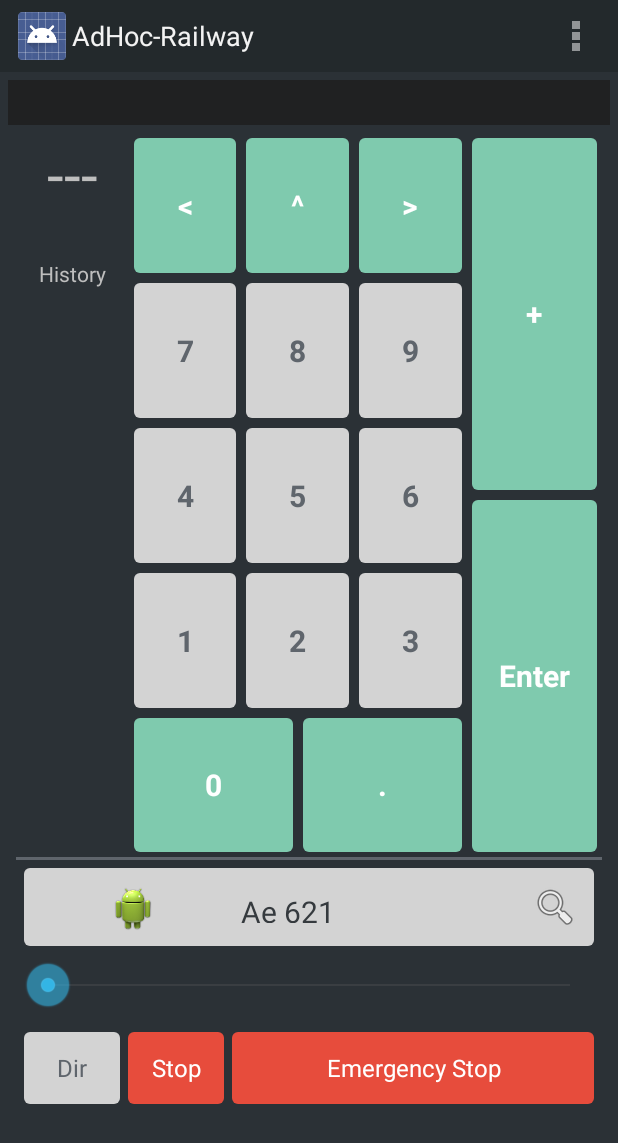
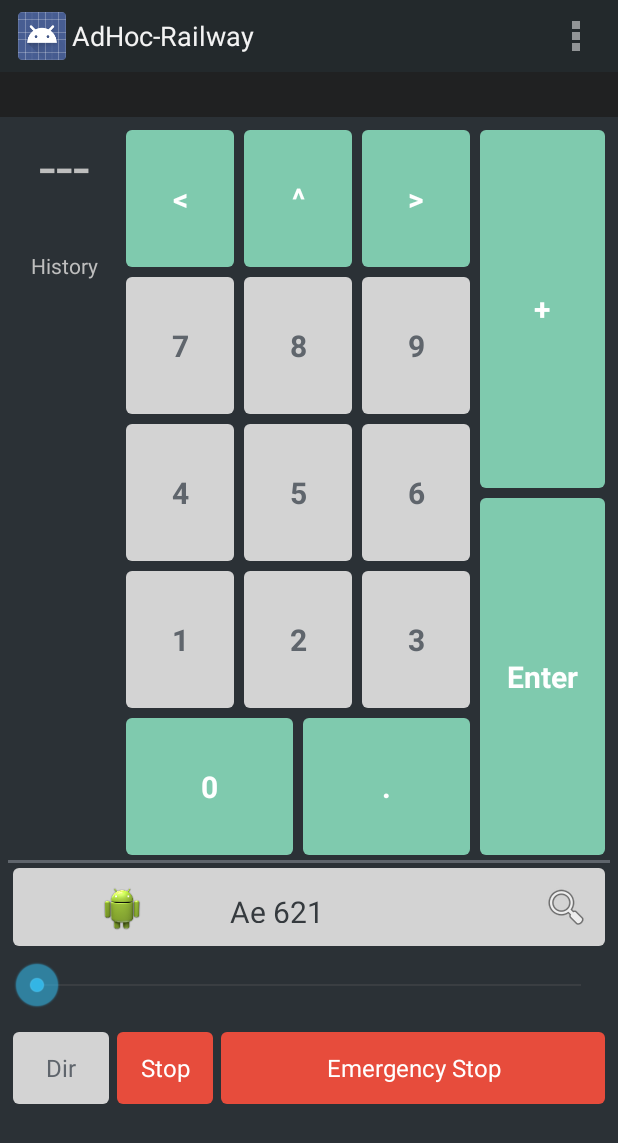
Before and after one commit to forkch/adhoc-railway-android, an Android app: the MainControllerFragment screen opened directly, with no data from a screen before it, on a phone screen of 412 x 824 dp. Shown: the top 1143 px of the screen. Run offline under Robolectric (Android 15) with nearby library versions, the phone set to English and light mode, and no system bars; libraries missing offline, so code that uses them is left out: ch.fork; 3 statements that could not run were skipped.

Commit message:
fixed fill_parent and added hint that we are in dummy mode

```diff
--- a/AdHoc-Railway/src/main/java/ch/fork/adhocrailway/android/ConnectActivity.java
+++ b/AdHoc-Railway/src/main/java/ch/fork/adhocrailway/android/ConnectActivity.java
@@ -34,6 +34,9 @@ public class ConnectActivity extends Activity {
     @InjectView(R.id.srcpServerHostTextView)
     TextView srcpServerHostTextView;
 
+    @InjectView(R.id.serversTextView)
+    TextView serversTextView;
+
     private AdHocRailwayApplication adHocRailwayApplication;
     private boolean locomotivesLoaded;
     private boolean routesLoaded;
@@ -55,6 +58,12 @@ public class ConnectActivity extends Activity {
         connectingProgress.setVisibility(View.INVISIBLE);
 
         SharedPreferences sharedPref = PreferenceManager.getDefaultSharedPreferences(this);
+        boolean dummyServers = sharedPref.getBoolean(SettingsActivity.KEY_USE_DUMMY_SERVICES, false);
+        if(dummyServers) {
+            serversTextView.setText("Servers: DUMMY!!!");
+        } else {
+            serversTextView.setText("Servers:");
+        }
         String adhocServerHost = sharedPref.getString(SettingsActivity.KEY_ADHOC_SERVER_HOST, AdHocRailwayApplication.SERVER_HOST);
         String srcpServerHost = sharedPref.getString(SettingsActivity.KEY_SRCP_SERVER_HOST, AdHocRailwayApplication.SERVER_HOST);
         adHocServerHostTextView.setText(getString(R.string.adhocServerHostLabel) + " " + adhocServerHost);
--- a/AdHoc-Railway/src/main/java/ch/fork/adhocrailway/android/MainControllerFragment.java
+++ b/AdHoc-Railway/src/main/java/ch/fork/adhocrailway/android/MainControllerFragment.java
@@ -11,6 +11,7 @@ import android.support.v4.app.FragmentTransaction;
 import android.support.v4.view.PagerTitleStrip;
 import android.util.Log;
 import android.util.TypedValue;
+import android.view.Gravity;
 import android.view.LayoutInflater;
 import android.view.View;
 import android.view.ViewGroup;
@@ -396,6 +397,8 @@ public class MainControllerFragment extends Fragment implements NumberControlFra
                     TextView v = new TextView(getActivity());
                     v.setTextSize(TypedValue.COMPLEX_UNIT_DIP, 40);
                     v.setText(Integer.toString(t.getNumber()));
+                    v.setLayoutParams(new LinearLayout.LayoutParams(ViewGroup.LayoutParams.MATCH_PARENT, ViewGroup.LayoutParams.WRAP_CONTENT));
+                    v.setGravity(Gravity.CENTER);
                     lastTurnouts.addView(v);
                 }
             }
--- a/AdHoc-Railway/src/main/res/layout/activity_connect.xml
+++ b/AdHoc-Railway/src/main/res/layout/activity_connect.xml
@@ -11,7 +11,7 @@
 
     <TextView
         android:id="@+id/welcome_title"
-        android:layout_width="fill_parent"
+        android:layout_width="match_parent"
         android:layout_height="wrap_content"
         android:textAlignment="center"
         android:gravity="center"
@@ -28,7 +28,7 @@
     <Button
         android:id="@+id/connectButton"
         style="@style/AppTheme.Button.Primary"
-        android:layout_width="fill_parent"
+        android:layout_width="match_parent"
         android:layout_height="wrap_content"
         android:layout_marginTop="10dp"
         android:text="Connect" />
@@ -47,19 +47,20 @@
         android:layout_height="20dp" android:layout_weight="1"/>
 
     <TextView
-        android:layout_width="fill_parent"
+        android:layout_width="match_parent"
         android:layout_height="wrap_content"
-        android:text="Servers:" />
+        android:text="Servers:"
+        android:id="@+id/serversTextView"/>
 
     <TextView
         android:id="@+id/adhocServerHostTextView"
-        android:layout_width="fill_parent"
+        android:layout_width="match_parent"
         android:layout_height="wrap_content"
         android:text="adHocServerHost" />
 
     <TextView
         android:id="@+id/srcpServerHostTextView"
-        android:layout_width="fill_parent"
+        android:layout_width="match_parent"
         android:layout_height="wrap_content"
         android:text="srcpServerHost" />
 
--- a/AdHoc-Railway/src/main/res/layout/activity_controller.xml
+++ b/AdHoc-Railway/src/main/res/layout/activity_controller.xml
@@ -3,7 +3,6 @@
     android:layout_width="match_parent"
     android:layout_height="match_parent"
     android:orientation="vertical"
-    android:padding="5dp"
     tools:context="${packageName}.${activityClass}"
     android:id="@+id/controller">
 
--- a/AdHoc-Railway/src/main/res/layout/activity_locomotive_select.xml
+++ b/AdHoc-Railway/src/main/res/layout/activity_locomotive_select.xml
@@ -9,8 +9,8 @@
     tools:context="ch.fork.adhocrailway.android.LocomotiveSelectActivity">
 
     <ListView
-        android:layout_width="fill_parent"
-        android:layout_height="fill_parent"
+        android:layout_width="match_parent"
+        android:layout_height="match_parent"
         android:id="@android:id/list"/>
 
 </RelativeLayout>
--- a/AdHoc-Railway/src/main/res/layout/fragment_locomotive_control.xml
+++ b/AdHoc-Railway/src/main/res/layout/fragment_locomotive_control.xml
@@ -8,12 +8,12 @@
         android:layout_width="match_parent"
         android:layout_height="match_parent"
         android:orientation="vertical"
-        android:padding="5dp">
+        android:padding="3dp">
 
 
         <LinearLayout xmlns:android="http://schemas.android.com/apk/res/android"
             android:id="@+id/selectedLocomotive"
-            android:layout_width="fill_parent"
+            android:layout_width="match_parent"
             android:layout_height="wrap_content"
             android:layout_gravity="center"
             android:background="@drawable/bring_button_secondary"
@@ -24,7 +24,7 @@
             <ImageView
                 android:id="@+id/icon"
                 android:layout_width="120dp"
-                android:layout_height="fill_parent"
+                android:layout_height="match_parent"
                 android:layout_marginLeft="4px"
                 android:layout_marginRight="10px"
                 android:layout_marginTop="4px"
@@ -56,7 +56,7 @@
             android:max="14" />
 
         <LinearLayout
-            android:layout_width="fill_parent"
+            android:layout_width="match_parent"
             android:layout_height="wrap_content"
             android:layout_marginTop="5dp"
             android:orientation="horizontal">
@@ -81,7 +81,7 @@
             <Button
                 android:id="@+id/locomotiveEmergencyStop"
                 style="@style/AppTheme.Button.Alert"
-                android:layout_width="fill_parent"
+                android:layout_width="match_parent"
                 android:layout_height="wrap_content"
                 android:layout_marginLeft="5dp"
                 android:padding="5dp"
--- a/AdHoc-Railway/src/main/res/layout/fragment_main_controller.xml
+++ b/AdHoc-Railway/src/main/res/layout/fragment_main_controller.xml
@@ -11,11 +11,11 @@
         android:id="@+id/numberControlContainer"
         layout="@layout/fragment_number_control"
         android:layout_width="match_parent"
-        android:layout_height="fill_parent"
+        android:layout_height="match_parent"
         android:layout_weight="1" />
 
     <View
-        android:layout_width="fill_parent"
+        android:layout_width="match_parent"
         android:layout_height="2dip"
         android:background="@color/bring_gray" />
 
@@ -24,7 +24,7 @@
         android:id="@+id/locomotiveControlContainer"
         layout="@layout/fragment_locomotive_control"
         android:layout_width="match_parent"
-        android:layout_height="fill_parent"
+        android:layout_height="match_parent"
         android:layout_weight="2" />
 
 
--- a/AdHoc-Railway/src/main/res/layout/fragment_number_control.xml
+++ b/AdHoc-Railway/src/main/res/layout/fragment_number_control.xml
@@ -2,17 +2,17 @@
     xmlns:tools="http://schemas.android.com/tools"
     android:id="@+id/numberControlFragment"
     android:layout_width="match_parent"
-    android:layout_height="fill_parent"
+    android:layout_height="match_parent"
     tools:context="ch.fork.adhocrailway.android.NumberControlFragment">
 
     <LinearLayout
         android:layout_width="match_parent"
-        android:layout_height="fill_parent"
+        android:layout_height="match_parent"
         android:orientation="horizontal">
 
         <LinearLayout
             android:layout_width="wrap_content"
-            android:layout_height="fill_parent"
+            android:layout_height="match_parent"
             android:orientation="vertical">
 
             <TextView
@@ -25,7 +25,7 @@
                 android:textSize="40dp" />
 
             <TextView
-                android:layout_width="fill_parent"
+                android:layout_width="match_parent"
                 android:layout_height="wrap_content"
                 android:id="@+id/routeIndicator"
                 android:visibility="invisible"
@@ -34,29 +34,32 @@
                 android:text="R" />
 
             <TextView
-                android:layout_width="fill_parent"
+                android:layout_width="match_parent"
                 android:layout_height="wrap_content"
                 android:text="History"
                 android:gravity="center"
                 android:layout_marginBottom="5dp" />
 
             <LinearLayout
-                android:layout_width="fill_parent"
-                android:layout_height="fill_parent"
+                android:layout_width="match_parent"
+                android:layout_height="match_parent"
                 android:orientation="vertical"
-                android:id="@+id/lastTurnouts"></LinearLayout>
+                android:layout_gravity="center"
+                android:id="@+id/lastTurnouts">
+
+                </LinearLayout>
         </LinearLayout>
 
 
         <LinearLayout
             android:id="@+id/turnoutGrid"
             android:layout_width="match_parent"
-            android:layout_height="fill_parent"
+            android:layout_height="match_parent"
             android:layout_weight="1"
             android:orientation="vertical">
 
             <LinearLayout
-                android:layout_width="fill_parent"
+                android:layout_width="match_parent"
                 android:layout_height="match_parent"
                 android:layout_weight="1"
                 android:orientation="horizontal">
@@ -65,7 +68,7 @@
                     android:id="@+id/turnoutButtonLeft"
                     style="@style/AppTheme.Button.Primary"
                     android:layout_width="@dimen/numberButtonWidth"
-                    android:layout_height="fill_parent"
+                    android:layout_height="match_parent"
                     android:layout_margin="@dimen/number_button_margin"
                     android:layout_weight="1"
                     android:text="&lt;"
@@ -76,7 +79,7 @@
                     android:id="@+id/turnoutButtonStraight"
                     style="@style/AppTheme.Button.Primary"
                     android:layout_width="@dimen/numberButtonWidth"
-                    android:layout_height="fill_parent"
+                    android:layout_height="match_parent"
                     android:layout_margin="@dimen/number_button_margin"
                     android:layout_weight="1"
                     android:text="^"
@@ -87,7 +90,7 @@
                     android:id="@+id/turnoutButtonRight"
                     style="@style/AppTheme.Button.Primary"
                     android:layout_width="@dimen/numberButtonWidth"
-                    android:layout_height="fill_parent"
+                    android:layout_height="match_parent"
                     android:layout_margin="@dimen/number_button_margin"
                     android:layout_weight="1"
                     android:text="&gt;"
@@ -96,8 +99,8 @@
             </LinearLayout>
 
             <LinearLayout
-                android:layout_width="fill_parent"
-                android:layout_height="fill_parent"
+                android:layout_width="match_parent"
+                android:layout_height="match_parent"
                 android:layout_weight="1"
                 android:orientation="horizontal">
 
@@ -105,7 +108,7 @@
                     android:id="@+id/turnoutButton7"
                     style="@style/AppTheme.Button.Secondary"
                     android:layout_width="@dimen/numberButtonWidth"
-                    android:layout_height="fill_parent"
+                    android:layout_height="match_parent"
                     android:layout_margin="@dimen/number_button_margin"
                     android:layout_weight="1"
                     android:text="7"
@@ -116,7 +119,7 @@
                     android:id="@+id/turnoutButton8"
                     style="@style/AppTheme.Button.Secondary"
                     android:layout_width="@dimen/numberButtonWidth"
-                    android:layout_height="fill_parent"
+                    android:layout_height="match_parent"
                     android:layout_margin="@dimen/number_button_margin"
                     android:layout_weight="1"
                     android:text="8"
@@ -136,8 +139,8 @@
             </LinearLayout>
 
             <LinearLayout
-                android:layout_width="fill_parent"
-                android:layout_height="fill_parent"
+                android:layout_width="match_parent"
+                android:layout_height="match_parent"
                 android:layout_weight="1"
                 android:orientation="horizontal">
 
@@ -145,7 +148,7 @@
                     android:id="@+id/turnoutButton4"
                     style="@style/AppTheme.Button.Secondary"
                     android:layout_width="@dimen/numberButtonWidth"
-                    android:layout_height="fill_parent"
+                    android:layout_height="match_parent"
                     android:layout_margin="@dimen/number_button_margin"
                     android:layout_weight="1"
                     android:text="4"
@@ -156,7 +159,7 @@
                     android:id="@+id/turnoutButton5"
                     style="@style/AppTheme.Button.Secondary"
                     android:layout_width="@dimen/numberButtonWidth"
-                    android:layout_height="fill_parent"
+                    android:layout_height="match_parent"
                     android:layout_margin="@dimen/number_button_margin"
                     android:layout_weight="1"
                     android:text="5"
@@ -167,7 +170,7 @@
                     android:id="@+id/turnoutButton6"
                     style="@style/AppTheme.Button.Secondary"
                     android:layout_width="@dimen/numberButtonWidth"
-                    android:layout_height="fill_parent"
+                    android:layout_height="match_parent"
                     android:layout_margin="@dimen/number_button_margin"
                     android:layout_weight="1"
                     android:text="6"
@@ -176,8 +179,8 @@
             </LinearLayout>
 
             <LinearLayout
-                android:layout_width="fill_parent"
-                android:layout_height="fill_parent"
+                android:layout_width="match_parent"
+                android:layout_height="match_parent"
                 android:layout_weight="1"
                 android:orientation="horizontal">
 
@@ -185,7 +188,7 @@
                     android:id="@+id/turnoutButton1"
                     style="@style/AppTheme.Button.Secondary"
                     android:layout_width="@dimen/numberButtonWidth"
-                    android:layout_height="fill_parent"
+                    android:layout_height="match_parent"
                     android:layout_margin="@dimen/number_button_margin"
                     android:layout_weight="1"
                     android:text="1"
@@ -196,7 +199,7 @@
                     android:id="@+id/turnoutButton2"
                     style="@style/AppTheme.Button.Secondary"
                     android:layout_width="@dimen/numberButtonWidth"
-                    android:layout_height="fill_parent"
+                    android:layout_height="match_parent"
                     android:layout_margin="@dimen/number_button_margin"
                     android:layout_weight="1"
                     android:text="2"
@@ -207,7 +210,7 @@
                     android:id="@+id/turnoutButton3"
                     style="@style/AppTheme.Button.Secondary"
                     android:layout_width="@dimen/numberButtonWidth"
-                    android:layout_height="fill_parent"
+                    android:layout_height="match_parent"
                     android:layout_margin="@dimen/number_button_margin"
                     android:layout_weight="1"
                     android:text="3"
@@ -216,8 +219,8 @@
             </LinearLayout>
 
             <LinearLayout
-                android:layout_width="fill_parent"
-                android:layout_height="fill_parent"
+                android:layout_width="match_parent"
+                android:layout_height="match_parent"
                 android:layout_weight="1"
                 android:orientation="horizontal">
 
@@ -225,7 +228,7 @@
                     android:id="@+id/turnoutButton0"
                     style="@style/AppTheme.Button.Primary"
                     android:layout_width="@dimen/numberButtonWidth"
-                    android:layout_height="fill_parent"
+                    android:layout_height="match_parent"
                     android:layout_margin="@dimen/number_button_margin"
                     android:layout_weight="1"
                     android:text="0"
@@ -236,7 +239,7 @@
                     android:id="@+id/turnoutButtonPeriod"
                     style="@style/AppTheme.Button.Primary"
                     android:layout_width="@dimen/numberButtonWidth"
-                    android:layout_height="fill_parent"
+                    android:layout_height="match_parent"
                     android:layout_margin="@dimen/number_button_margin"
                     android:layout_weight="1"
                     android:text="."
@@ -248,7 +251,7 @@
 
         <LinearLayout
             android:layout_width="90dp"
-            android:layout_height="fill_parent"
+            android:layout_height="match_parent"
             android:orientation="vertical">
 
             <Button
--- a/AdHoc-Railway/src/main/res/layout/locomotive_row.xml
+++ b/AdHoc-Railway/src/main/res/layout/locomotive_row.xml
@@ -1,13 +1,13 @@
 <?xml version="1.0" encoding="utf-8"?>
 <LinearLayout xmlns:android="http://schemas.android.com/apk/res/android"
-    android:layout_width="fill_parent"
+    android:layout_width="match_parent"
     android:layout_height="wrap_content"
     android:padding="7dp">
 
     <ImageView
         android:id="@+id/icon"
         android:layout_width="120dp"
-        android:layout_height="fill_parent"
+        android:layout_height="match_parent"
         android:layout_marginLeft="4px"
         android:layout_marginRight="10px"
         android:layout_marginTop="4px"
```
